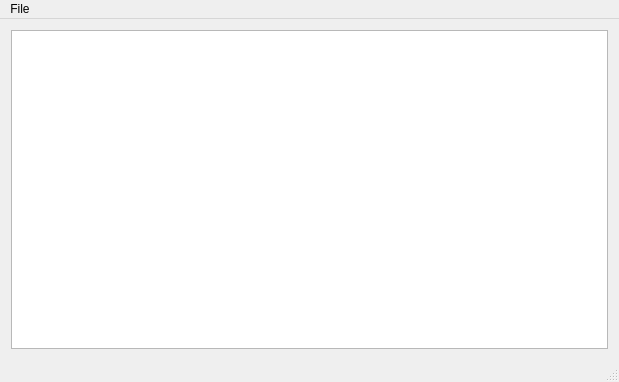
Qt form mainwindow.ui (echuraev/draftsman) before a commit.
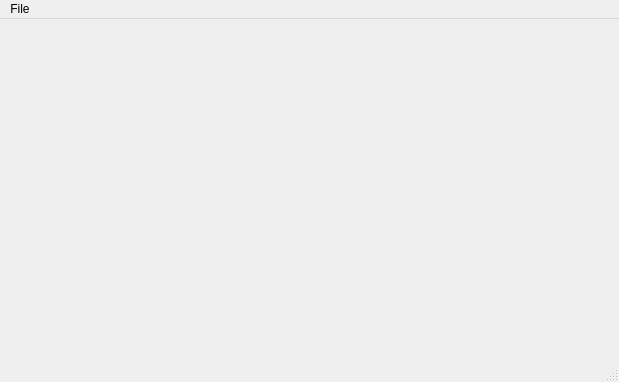
The same form after that commit.

Commit message: Try new branch

Diff of the .ui file:
```diff
--- a/mainwindow.ui
+++ b/mainwindow.ui
@@ -14,11 +14,7 @@
    <string>Draftsman</string>
   </property>
   <widget class="QWidget" name="centralWidget">
-   <layout class="QGridLayout" name="gridLayout">
-    <item row="0" column="0">
-     <widget class="QGraphicsView" name="graphicsView"/>
-    </item>
-   </layout>
+   <layout class="QGridLayout" name="gridLayout"/>
   </widget>
   <widget class="QMenuBar" name="menuBar">
    <property name="geometry">
```
Left out of the diff: 2 changed lines with no effect on the pictures.
